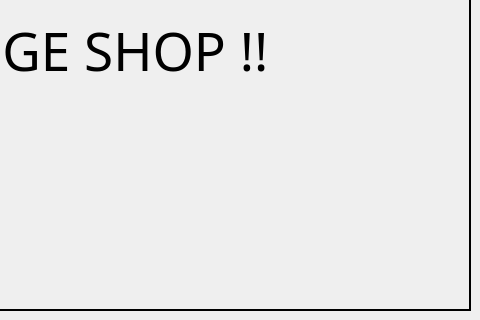
Before: the Qt Designer form mainwindow.ui in freefrit/AOOP_DogeShop, drawn with Qt 5; both pictures show x 480 to 960 and y 280 to 600 of the 960 by 600 pixel window.
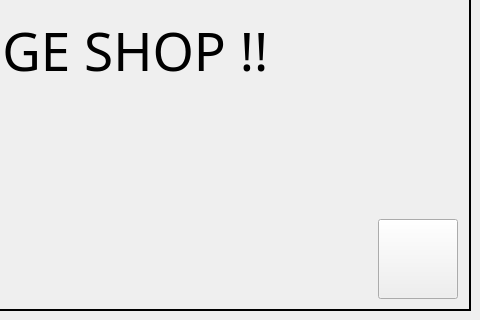
After: the same form once the commit is applied. The open tabs and pages were chosen to show the change. Icons and pictures are not drawn. Custom widgets are drawn as their Qt base class.

Commit message: add button to this repo

```diff
--- a/mainwindow.ui
+++ b/mainwindow.ui
@@ -62,6 +62,19 @@
          <set>Qt::AlignCenter</set>
         </property>
        </widget>
+       <widget class="QPushButton" name="github_butt">
+        <property name="geometry">
+         <rect>
+          <x>847</x>
+          <y>460</y>
+          <width>80</width>
+          <height>80</height>
+         </rect>
+        </property>
+        <property name="text">
+         <string/>
+        </property>
+       </widget>
       </widget>
       <widget class="QWidget" name="page_2">
        <widget class="QLabel" name="label_c_info">
```
Left out of the diff: 4 changed lines with no effect on the pictures. The commit also changes 4 other files.
